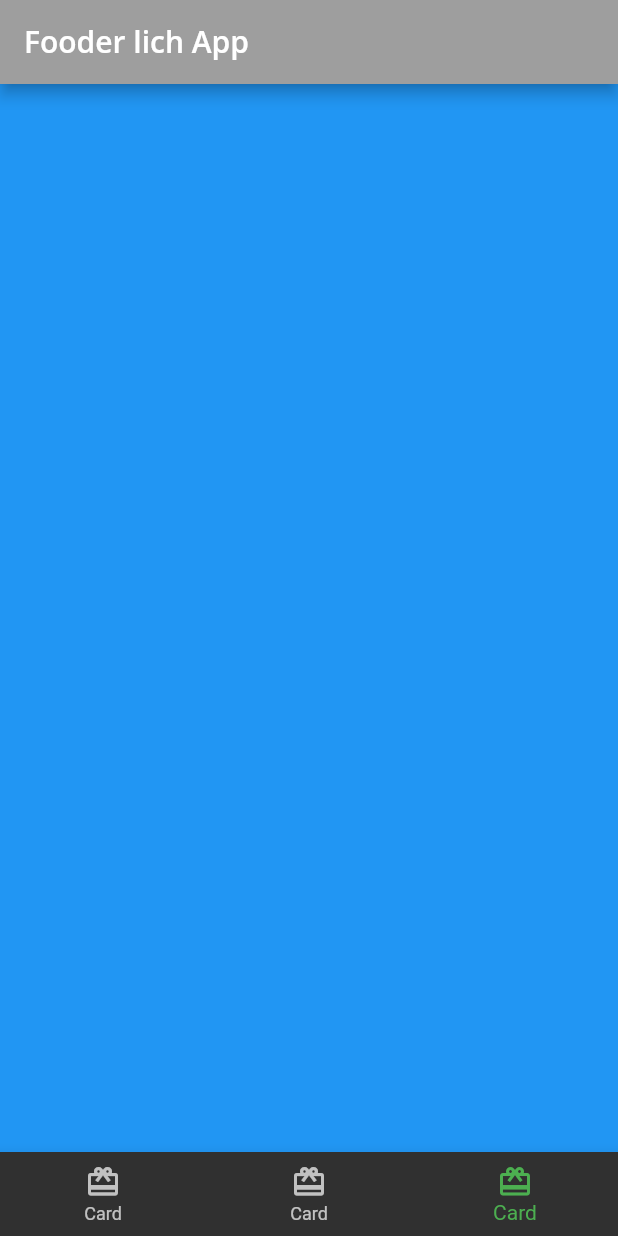
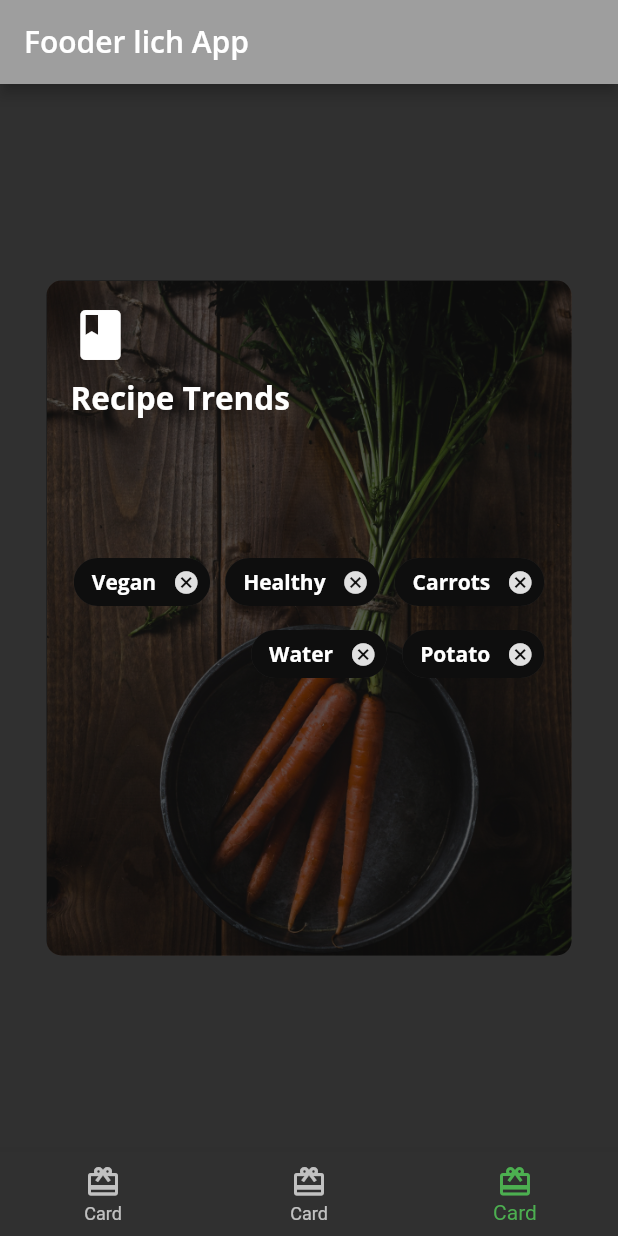
Before and after one commit to AbdulSattarSuleman/foodera-lich, a Flutter app: the screen it shows after launch, item 3 of the bottom bar chosen, on a phone screen of 412 x 824 dp. Run offline on Flutter 3.47's test engine with Material 2 defaults, Android fonts, the light colour scheme and no system bars; our stand-ins replace google_fonts.

Commit message:
Card Widget

```diff
--- /dev/null
+++ b/lib/card3.dart
@@ -0,0 +1,129 @@
+import 'package:flutter/material.dart';
+import 'package:fooder_lich/fooderlich_theme.dart';
+
+class Card3 extends StatefulWidget {
+  const Card3({Key? key}) : super(key: key);
+
+  @override
+  State<Card3> createState() => _Card3State();
+}
+
+class _Card3State extends State<Card3> {
+  @override
+  Widget build(BuildContext context) {
+    return Center(
+      child: Container(
+        constraints: const BoxConstraints.expand(
+          width: 350,
+          height: 450,
+        ),
+        decoration: BoxDecoration(
+            image: const DecorationImage(
+              image: AssetImage('assets/images/mag2.png'),
+              fit: BoxFit.cover,
+            ),
+            borderRadius: BorderRadius.circular(10)),
+        child: Stack(
+          children: [
+            // Add Dark Overlay
+            Container(
+              decoration: BoxDecoration(
+                  color: Colors.black.withOpacity(0.6),
+                  borderRadius: const BorderRadius.all(Radius.circular(10))),
+            ),
+            // Add Container, Column, Icon,
+            Container(
+              padding: const EdgeInsets.all(16.0),
+              child: Column(
+                crossAxisAlignment: CrossAxisAlignment.start,
+                // ignore: prefer_const_literals_to_create_immutables
+                children: [
+                  const Icon(
+                    Icons.book,
+                    color: Colors.white,
+                    size: 40,
+                  ),
+                  const SizedBox(
+                    height: 8,
+                  ),
+                  Text(
+                    'Recipe Trends',
+                    style: FooderlichTheme.darkTextTheme.headline2,
+                  ),
+                  const SizedBox(
+                    height: 30,
+                  )
+                ],
+              ),
+            ),
+            // Add Center Widget With Chip widget Children
+            Center(
+              child: Wrap(
+                alignment: WrapAlignment.end,
+                spacing: 10,
+                children: [
+                  Chip(
+                    label: Text(
+                      'Vegan',
+                      style: FooderlichTheme.darkTextTheme.bodyText1,
+                    ),
+                    backgroundColor: Colors.black.withOpacity(0.7),
+                    onDeleted: () {
+                      setState(() {
+                        // widget.isDelete = !widget.isDelete;
+                      });
+                    },
+                  ),
+                  Chip(
+                    label: Text(
+                      'Healthy',
+                      style: FooderlichTheme.darkTextTheme.bodyText1,
+                    ),
+                    backgroundColor: Colors.black.withOpacity(0.7),
+                    onDeleted: () {
+                      const snackBar = SnackBar(content: Text('Deleted'));
+                      ScaffoldMessenger.of(context).showSnackBar(snackBar);
+                    },
+                  ),
+                  Chip(
+                    label: Text(
+                      'Carrots',
+                      style: FooderlichTheme.darkTextTheme.bodyText1,
+                    ),
+                    backgroundColor: Colors.black.withOpacity(0.7),
+                    onDeleted: () {
+                      const snackBar = SnackBar(content: Text('Deleted'));
+                      ScaffoldMessenger.of(context).showSnackBar(snackBar);
+                    },
+                  ),
+                  Chip(
+                    label: Text(
+                      'Water',
+                      style: FooderlichTheme.darkTextTheme.bodyText1,
+                    ),
+                    backgroundColor: Colors.black.withOpacity(0.7),
+                    onDeleted: () {
+                      const snackBar = SnackBar(content: Text('Deleted'));
+                      ScaffoldMessenger.of(context).showSnackBar(snackBar);
+                    },
+                  ),
+                  Chip(
+                    label: Text(
+                      'Potato',
+                      style: FooderlichTheme.darkTextTheme.bodyText1,
+                    ),
+                    backgroundColor: Colors.black.withOpacity(0.7),
+                    onDeleted: () {
+                      const snackBar = SnackBar(content: Text('Deleted'));
+                      ScaffoldMessenger.of(context).showSnackBar(snackBar);
+                    },
+                  ),
+                ],
+              ),
+            )
+          ],
+        ),
+      ),
+    );
+  }
+}
--- a/lib/home.dart
+++ b/lib/home.dart
@@ -2,6 +2,8 @@
 
 import 'package:flutter/material.dart';
 import 'package:fooder_lich/card1.dart';
+import 'package:fooder_lich/card2.dart';
+import 'package:fooder_lich/card3.dart';
 
 class Home extends StatefulWidget {
   const Home({Key? key}) : super(key: key);
@@ -18,14 +20,14 @@ class _HomeState extends State<Home> {
     // Container(
     //   color: Colors.red,
     // ),
-    //Card2();
-    Container(
-      color: Colors.green,
-    ),
-    //Card3();
-    Container(
-      color: Colors.blue,
-    ),
+    Card2(),
+    // Container(
+    //   color: Colors.green,
+    // ),
+    Card3(),
+    // Container(
+    //   color: Colors.blue,
+    // ),
   ];
 
   void _onItemTapped(int index) {
```
Also changed, not shown: lib/card2.dart (added, +80 -0 lines), assets/images/abdul.jpg (added), assets/images/mag2.png (added), assets/images/mag5.png (added).
